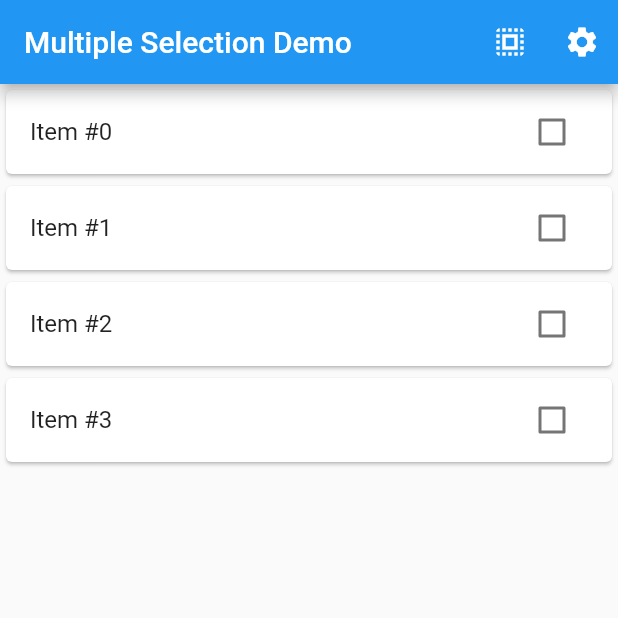
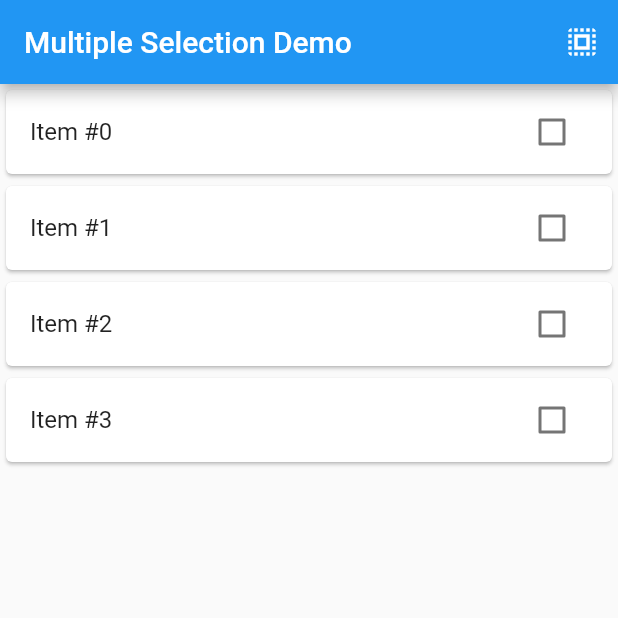
Before and after one commit to kboomska/multiple_selection, a Flutter app: the screen it shows after launch, on a phone screen of 412 x 824 dp, the top half of it. Run offline on Flutter 3.47's test engine with Material 2 defaults, Android fonts, the light colour scheme and no system bars.

Commit message:
allSelectedNotifier & anySelectedNotifier

```diff
--- a/lib/widget/home_page.dart
+++ b/lib/widget/home_page.dart
@@ -20,27 +20,23 @@ class _HomePageState extends State<HomePage> {
   List<ItemModel> get selectedItems =>
       items.where((item) => item.isSelected).toList();
 
+  bool get isAnySelected => selectedItems.isNotEmpty;
+
+  final allSelectedNotifier = ValueNotifier<bool>(false);
+
+  final anySelectedNotifier = ValueNotifier<bool>(false);
+
   @override
   Widget build(BuildContext context) {
     return Scaffold(
       appBar: AppBar(
         title: const Text('Multiple Selection Demo'),
         actions: [
-          IconButton(
-            onPressed: () {
-              if (isAllSelected) {
-                for (ItemModel item in items) {
-                  item.isSelected = false;
-                }
-              } else {
-                for (ItemModel item in items) {
-                  item.isSelected = true;
-                }
-              }
-            },
-            icon: const Icon(Icons.select_all),
-          ),
-          IconButton(
+          ValueListenableBuilder<bool>(
+            valueListenable: anySelectedNotifier,
+            builder: (context, value, child) {
+              return value
+                  ? IconButton(
                       onPressed: () {
                         print('Is all items selected: $isAllSelected');
                         print('List of selected items: $selectedItems');
@@ -52,6 +48,30 @@ class _HomePageState extends State<HomePage> {
                         }
                       },
                       icon: const Icon(Icons.settings),
+                    )
+                  : const SizedBox.shrink();
+            },
+          ),
+          ValueListenableBuilder<bool>(
+            valueListenable: allSelectedNotifier,
+            builder: (context, value, child) {
+              return IconButton(
+                onPressed: () {
+                  if (isAllSelected) {
+                    for (ItemModel item in items) {
+                      item.isSelected = false;
+                    }
+                  } else {
+                    for (ItemModel item in items) {
+                      item.isSelected = true;
+                    }
+                  }
+                  allSelectedNotifier.value = isAllSelected;
+                  anySelectedNotifier.value = isAnySelected;
+                },
+                icon: Icon(value ? Icons.deselect : Icons.select_all),
+              );
+            },
           ),
         ],
       ),
@@ -63,6 +83,8 @@ class _HomePageState extends State<HomePage> {
             child: ItemWidget(
               onSelected: (value) {
                 print('$index: $value');
+                allSelectedNotifier.value = isAllSelected;
+                anySelectedNotifier.value = isAnySelected;
               },
             ),
           );
```
Lines whose indentation alone changed are shown as unchanged.
